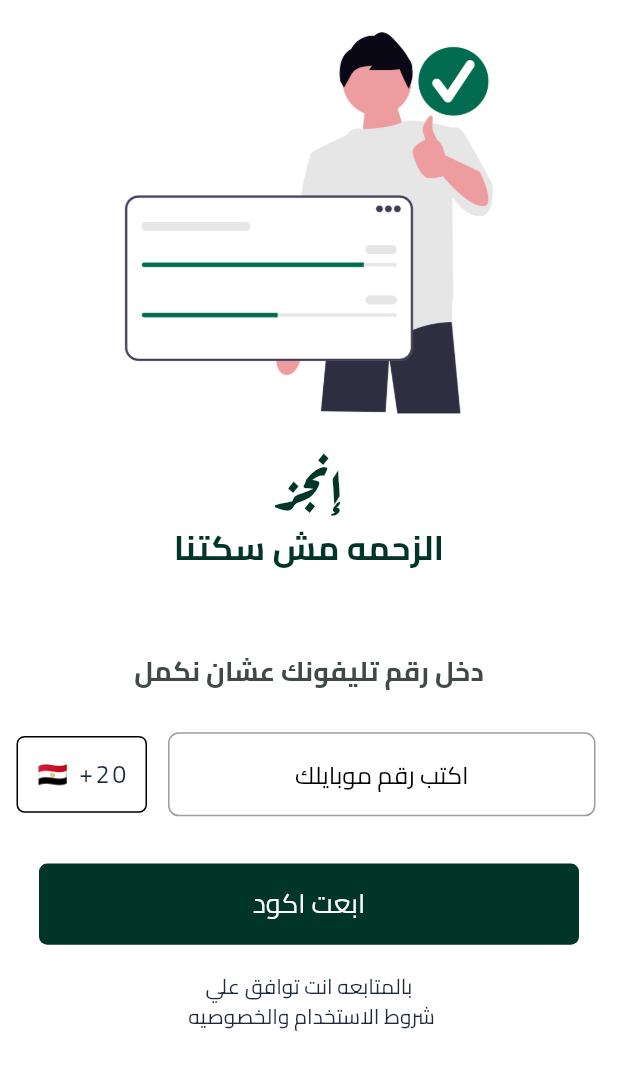
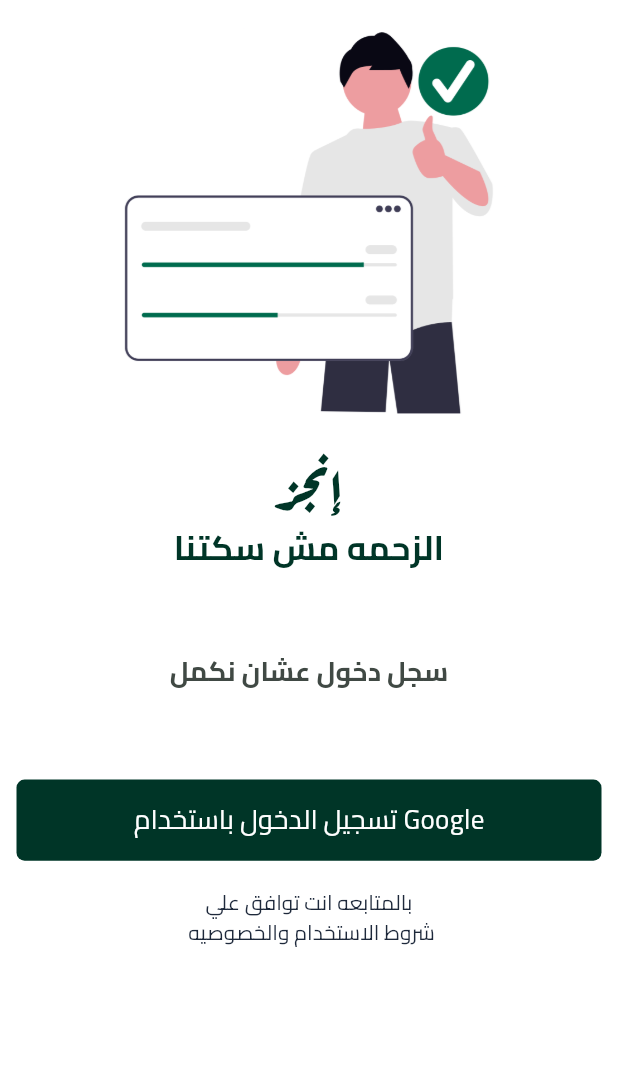
Before and after one commit to moalaa125/engez, a Flutter app: the screen it shows after launch, on a phone screen of 412 x 824 dp. Shown: the top 1070 px of the screen. Run offline on Flutter 3.47's test engine with Material 3 defaults, Android fonts, the phone set to English and light mode, and no system bars; our stand-ins replace equatable, firebase_auth, firebase_core, flutter_bloc, flutter_screenutil, google_fonts and 2 more; accounts and stored records are empty.

Commit message:
implement sing in with google

```diff
--- a/lib/features/auth/manager/auth_state.dart
+++ b/lib/features/auth/manager/auth_state.dart
@@ -11,12 +11,21 @@
 
 class AuthLoading extends AuthState {}
 
+class OtpSentSuccess extends AuthState {
+  final String verificationId;
+
+  const OtpSentSuccess({required this.verificationId});
+
+  @override
+  List<Object> get props => [verificationId]; // Equatable
+}
+
 class AuthSuccess extends AuthState {}
 
-class AuthFailure extends AuthState {
+class AuthError extends AuthState {
   final String errorMessage;
 
-  const AuthFailure({required this.errorMessage});
+  const AuthError({required this.errorMessage});
 
   @override
   List<Object> get props => [errorMessage];
--- a/lib/features/auth/presentation/screens/login_screen.dart
+++ b/lib/features/auth/presentation/screens/login_screen.dart
@@ -1,4 +1,5 @@
 import 'package:engez/constants/my_colors.dart';
+import 'package:engez/features/auth/manager/auth_state.dart';
 import 'package:engez/features/auth/presentation/screens/otp_screen.dart';
 import 'package:engez/widgets/custom_button.dart';
 import 'package:engez/widgets/custom_image.dart';
@@ -27,106 +28,61 @@
 }
 
 class _LoginScreenContentState extends State<_LoginScreenContent> {
-  final _usernameController = TextEditingController();
-  final _passwordController = TextEditingController();
+  // 1. تعريف الكنترولر والـ Form Key بشكل صحيح
+  final _phoneController = TextEditingController();
 
   @override
   void dispose() {
-    _usernameController.dispose();
-    _passwordController.dispose();
+    // 2. تنظيف الكنترولر الصح
+    _phoneController.dispose();
     super.dispose();
   }
 
-  String phoneNumber = '';
 
-  Widget _buildPhoneNumberField() {
-    return Row(
-      children: [
-        Expanded(
-          flex: 0,
-          child: Container(
-            padding: EdgeInsets.symmetric(horizontal: 12.w, vertical: 14.h),
-            decoration: BoxDecoration(
-              border: Border.all(color: Colors.black),
-              borderRadius: BorderRadius.circular(6.r),
+
+  Widget _buildButton() {
+    return Padding(
+      padding: EdgeInsets.symmetric(horizontal: 11.w),
+      child: BlocConsumer<AuthCubit, AuthState>(
+        listener: (context, state) {
+          if (state is AuthSuccess) {
+            ScaffoldMessenger.of(context).showSnackBar(
+              const SnackBar(
+                content: Text('تم تسجيل الدخول بنجاح'),
+                backgroundColor: Color(0xFF003527),
               ),
-            child: Center(
-              child: Text(
-                generateCountryFlag() + ' +20',
-                style: TextStyle(fontSize: 18.sp, letterSpacing: 2.0),
+            );
+
+            Navigator.pushReplacement(
+              context,
+              MaterialPageRoute(
+                builder: (_) => const OtpScreen(verificationId: ''),
               ),
+            );
+          } else if (state is AuthError) {
+            ScaffoldMessenger.of(context).showSnackBar(
+              SnackBar(
+                content: Text(state.errorMessage),
+                backgroundColor: Colors.redAccent,
               ),
-          ),
-        ),
-        SizedBox(width: 10.w),
-        Expanded(
-          flex: 2,
-          child: Padding(
-            padding: EdgeInsets.symmetric(horizontal: 4.w, vertical: 0),
-            child: TextFormField(
-              onTapOutside: (event) =>
-                  FocusManager.instance.primaryFocus?.unfocus(),
-
-              validator: (value) {
-                if (value!.isEmpty) {
-                  return 'من فضلك دخل رقم موبايلك';
-                } else if (value.length < 11) {
-                  return 'دخل رقم موبايل صحيح';
-                } else {
-                  return null;
+            );
           }
         },
-              onSaved: (value) {
-                phoneNumber = value!;
-              },
-              keyboardType: TextInputType.phone,
-              cursorColor: Colors.green,
-              textDirection: TextDirection.ltr,
-              style: TextStyle(fontSize: 18.sp, letterSpacing: 2.0),
-              decoration: InputDecoration(
-                fillColor: Colors.white,
-                filled: true,
-                border: OutlineInputBorder(
-                  borderRadius: BorderRadius.circular(6.r),
-                ),
-                enabledBorder: OutlineInputBorder(
-                  borderRadius: BorderRadius.circular(8.r),
-                  borderSide: BorderSide(color: Colors.grey.shade500),
-                ),
-                errorBorder: OutlineInputBorder(
-                  borderRadius: BorderRadius.circular(8.r),
-                  borderSide: const BorderSide(color: Colors.redAccent),
-                ),
-                focusedBorder: OutlineInputBorder(
-                  borderRadius: BorderRadius.circular(8.r),
-                  borderSide: BorderSide(
-                    color: const Color.fromARGB(255, 40, 75, 41),
-                    width: 2.w,
-                  ),
-                ),
-                hint: Center(
-                  child: Text(
-                    'اكتب رقم موبايلك',
-                    style: TextStyle(color: Colors.black, fontSize: 18.sp),
-                  ),
-                ),
-              ),
-            ),
-          ),
-        ),
-      ],
+        builder: (context, state) {
+          if (state is AuthLoading) {
+            return const Center(
+              child: CircularProgressIndicator(color: Color(0xFF003527)),
             );
           }
 
-  Widget _buildButton() {
           return CustomButton(
-      text: 'ابعت اكود',
+            text: 'تسجيل الدخول باستخدام Google',
             function: () {
-        Navigator.push(
-          context,
-          MaterialPageRoute(builder: (context) => OtpScreen()),
+              context.read<AuthCubit>().signInWithGoogle();
+            },
           );
         },
+      ),
     );
   }
 
@@ -141,7 +97,7 @@
   }
 
   Widget _buildEndMessage() {
-    return Text(
+    return const Text(
       'بالمتابعه انت توافق علي\n شروط الاستخدام والخصوصيه',
       textAlign: TextAlign.center,
     );
@@ -183,7 +139,7 @@
         ),
         SizedBox(height: 60.h),
         Text(
-          'دخل رقم تليفونك عشان نكمل',
+          'سجل دخول عشان نكمل',
           style: TextStyle(
             color: const Color(0xFF404944),
             fontSize: 20.sp,
@@ -205,10 +161,6 @@
                 _introImage(),
                 _introTexts(),
                 SizedBox(height: 30.h),
-                Padding(
-                  padding: EdgeInsets.only(right: 11.w, left: 11.w),
-                  child: _buildPhoneNumberField(),
-                ),
                 SizedBox(height: 35.h),
                 _buildButton(),
                 SizedBox(height: 20.h),
--- a/lib/features/auth/presentation/screens/otp_screen.dart
+++ b/lib/features/auth/presentation/screens/otp_screen.dart
@@ -6,7 +6,8 @@
 import 'package:flutter_screenutil/flutter_screenutil.dart';
 
 class OtpScreen extends StatefulWidget {
-  const OtpScreen({super.key});
+  final String verificationId;
+  const OtpScreen({super.key , required this.verificationId});
 
   @override
   State<OtpScreen> createState() => _MyWidgetState();
--- a/lib/widgets/custom_button.dart
+++ b/lib/widgets/custom_button.dart
@@ -11,10 +11,10 @@
   @override
   Widget build(BuildContext context) {
     return GestureDetector(
-      onTap: function, // TODO lsa h3mlha
+      onTap: function,
       child: Container(
         height: 60.h,
-        width: 360.w,
+        width: double.infinity,
         decoration: BoxDecoration(
           color: MyColors.myGreen,
           borderRadius: BorderRadius.circular(6.r),
--- a/pubspec.yaml
+++ b/pubspec.yaml
@@ -41,6 +41,9 @@
   google_fonts: ^6.2.1
   pin_code_fields: ^9.4.0
   flutter_screenutil: ^5.9.3
+  firebase_core: ^4.11.0
+  firebase_auth: ^6.5.4
+  google_sign_in: ^6.3.0
 
 dev_dependencies:
   flutter_test:
```
Also changed, not shown: lib/features/auth/manager/auth_cubit.dart (+77 -8 lines), lib/main.dart (+7 -2 lines), firebase.json (added), lib/firebase_options.dart (added), pubspec.lock, 6 other files. Lines whose indentation alone changed are shown as unchanged.
